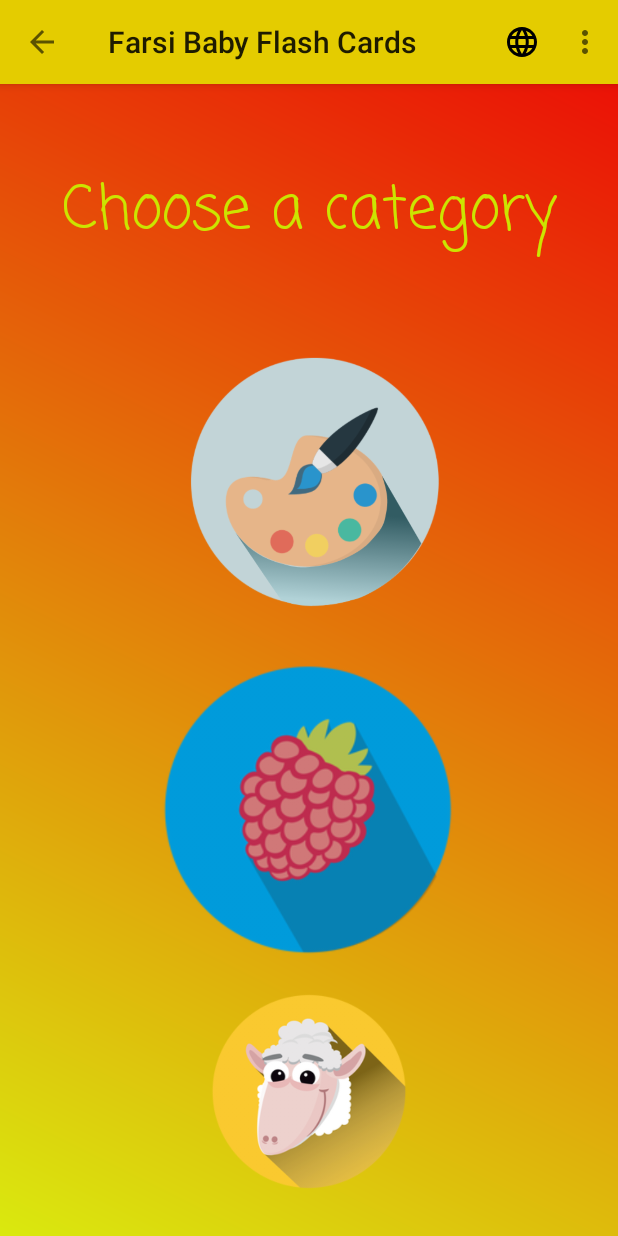
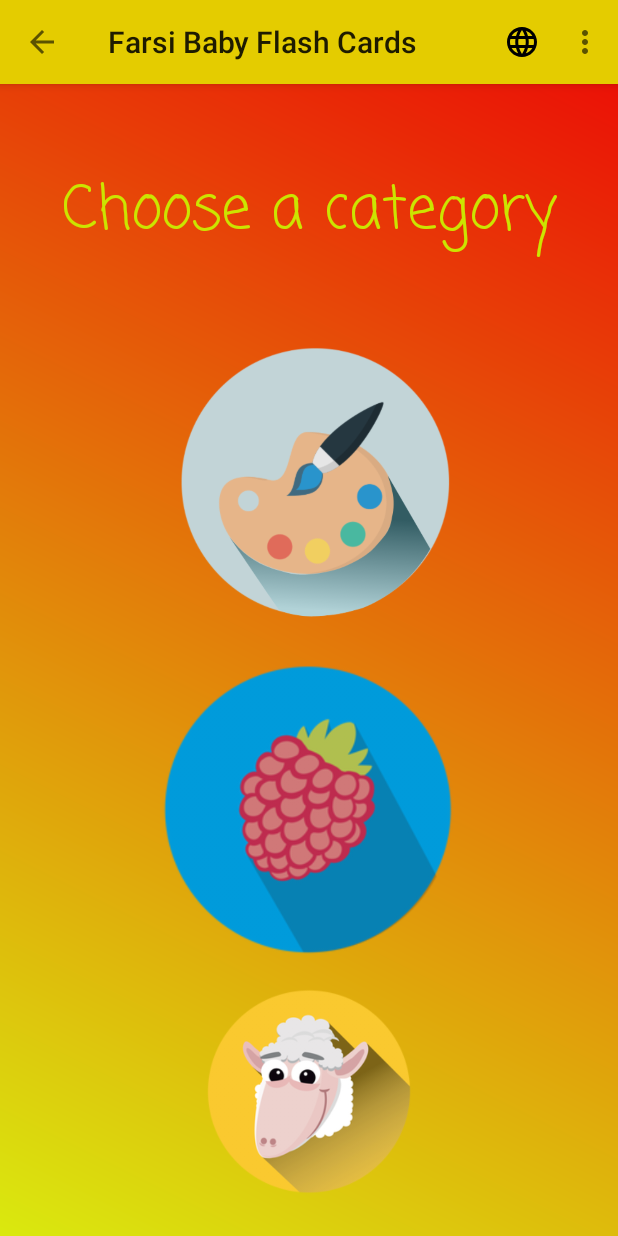
Before and after one commit to amoallem/BabyFlashCards, an Android app: the screen it shows after launch (HomeActivity), on a phone screen of 412 x 824 dp. Run offline under Robolectric (Android 15) with nearby library versions, the phone set to English and light mode, and no system bars.

Commit message:
fixed icon size

```diff
--- a/app/src/main/res/layout/activity_home.xml
+++ b/app/src/main/res/layout/activity_home.xml
@@ -35,7 +35,7 @@
             android:src="@drawable/colors_icon2"
             android:background="@drawable/rounded_button"
             android:contentDescription="Colors"
-            android:padding="10dp"
+            android:padding="2dp"
             android:layout_margin="1dp"
             android:layout_weight="1"
             android:layout_height="@dimen/homepage_icon_height"
@@ -60,7 +60,7 @@
             android:src="@drawable/animals_icon2"
             android:background="@drawable/rounded_button"
             android:contentDescription="Animals"
-            android:padding="5dp"
+            android:padding="2dp"
             android:layout_margin="1dp"
             android:layout_gravity="center_vertical"
             android:scaleType="fitCenter" />
```
